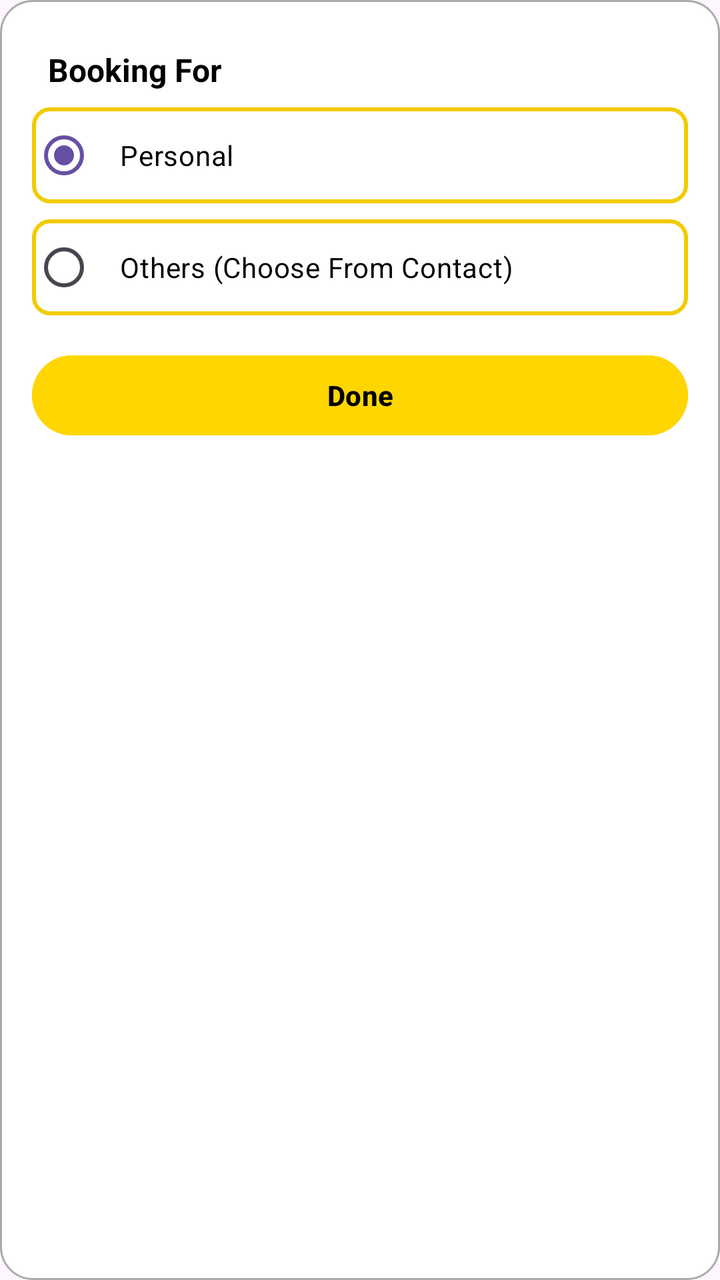
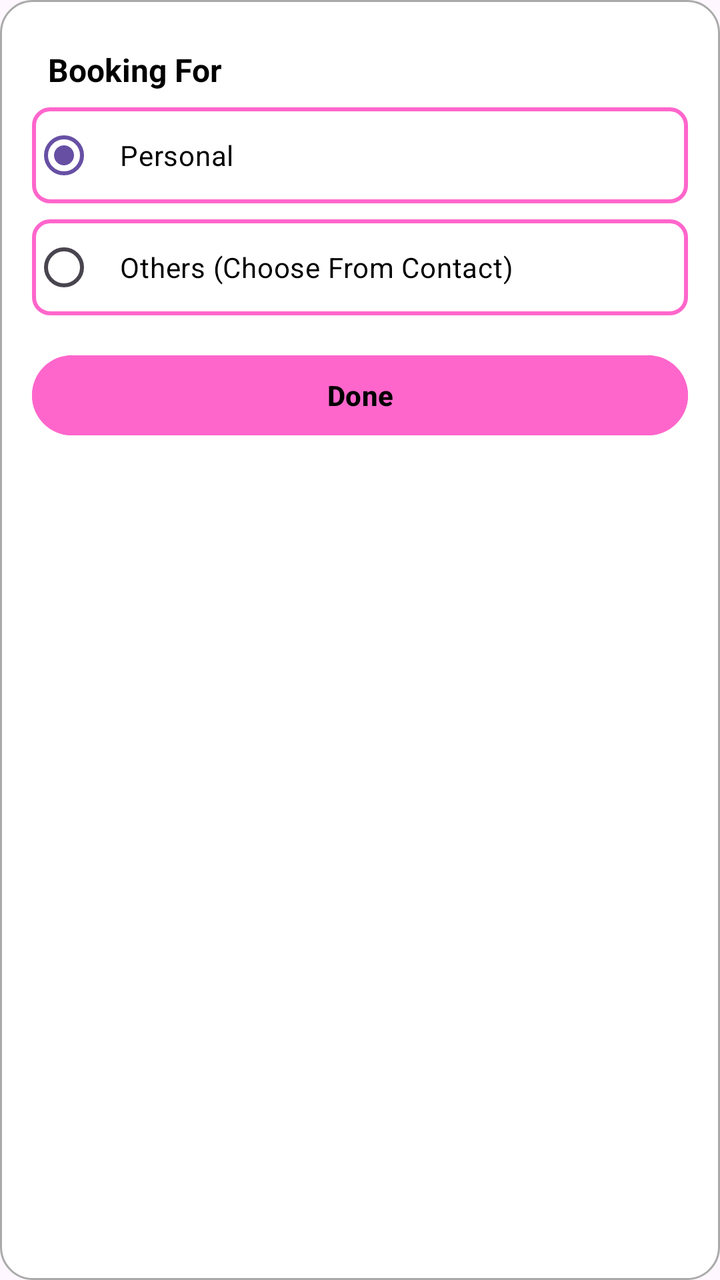

Screens rendered from an Android XML layout before and after an edit, with the pre-edit source and the edit as a unified diff.
<!-- AndroidManifest.xml: application theme Theme.Taxibooking -->
<!-- res/layout/dialog_booking_for.xml -->
<?xml version="1.0" encoding="utf-8"?>
<LinearLayout xmlns:android="http://schemas.android.com/apk/res/android"
    android:layout_width="match_parent"
    android:layout_height="wrap_content"
    android:orientation="vertical"
    android:padding="16dp"
    android:background="@drawable/bg_dialog_round">

    
    <TextView
        android:layout_width="match_parent"
        android:layout_height="wrap_content"
        android:text="Booking For"
        android:textSize="16sp"
        android:textStyle="bold"
        android:textColor="#000000"

        android:padding="8dp" />

    
    <RadioGroup
        android:id="@+id/radioGroupBooking"
        android:layout_width="match_parent"
        android:layout_height="wrap_content"
        android:orientation="vertical">

        <RadioButton
            android:id="@+id/radioPersonal"
            android:layout_width="match_parent"
            android:layout_height="wrap_content"
            android:background="@drawable/edittext_border"
            android:text="Personal"
            android:checked="true"
            android:textSize="14sp"
            android:textColor="#000000"
            android:padding="12dp"
          />

        <RadioButton
            android:id="@+id/radioOthers"
            android:layout_width="match_parent"
            android:layout_height="wrap_content"
            android:buttonTint="#FFD600"
            android:text="Others (Choose From Contact)"
            android:textSize="14sp"
            android:textColor="#000000"
            android:padding="12dp"
            android:background="@drawable/edittext_border"
            android:layout_marginTop="8dp" />












    </RadioGroup>

    
    <Button
        android:id="@+id/btnDoneBookingFor"
        android:layout_width="match_parent"
        android:layout_height="wrap_content"
        android:layout_marginTop="16dp"
        android:backgroundTint="#FFD600"
        android:text="Done"
        android:textColor="#000000"
        android:textStyle="bold" />

</LinearLayout>
<!-- resources referenced by this layout -->
<resources>
  <!-- drawable bg_dialog_round (drawable) -->
  <?xml version="1.0" encoding="utf-8"?>
  <shape xmlns:android="http://schemas.android.com/apk/res/android"
      android:shape="rectangle">
  
      
      <solid android:color="@android:color/white" />
  
      
      <corners android:radius="16dp" />
  
      
      <padding
          android:bottom="8dp"
          android:left="8dp"
          android:right="8dp"
          android:top="8dp" />
  
      
      <stroke
          android:width="1dp"
          android:color="@android:color/darker_gray" />
  
  </shape>
  <!-- drawable edittext_border (drawable) -->
  <?xml version="1.0" encoding="utf-8"?>
  <shape xmlns:android="http://schemas.android.com/apk/res/android"
      android:shape="rectangle">
  
      
      <solid android:color="@android:color/white" />
  
      
      <stroke
          android:width="2dp"
          android:color="#F2CB02" /> 
  
      
      <corners android:radius="8dp" />
  
      
      <padding
          android:left="8dp"
          android:top="8dp"
          android:right="8dp"
          android:bottom="8dp" />
  </shape>
  <style name="Theme.Taxibooking" parent="Base.Theme.Taxibooking" />
  <style name="Base.Theme.Taxibooking" parent="Theme.Material3.DayNight.NoActionBar">
          
          
      </style>
</resources>

<!-- the commit's change to res/layout/dialog_booking_for.xml (unified diff, before → after) -->
@@ -67,7 +67,7 @@
         android:layout_width="match_parent"
         android:layout_height="wrap_content"
         android:layout_marginTop="16dp"
-        android:backgroundTint="#FFD600"
+        android:backgroundTint="@color/pink"
         android:text="Done"
         android:textColor="#000000"
         android:textStyle="bold" />
<!-- resource entries referenced after the edit -->
@@ -1,5 +1,9 @@
 <!-- resources referenced by this layout -->
 <resources>
+  <color name="pink">#FF66CC</color>
+  
+  
+      #F2CB02
   <!-- drawable bg_dialog_round (drawable) -->
   <?xml version="1.0" encoding="utf-8"?>
   <shape xmlns:android="http://schemas.android.com/apk/res/android"
@@ -35,7 +39,7 @@
       
       <stroke
           android:width="2dp"
-          android:color="#F2CB02" /> 
+          android:color="@color/pink" /> 
   
       
       <corners android:radius="8dp" />
